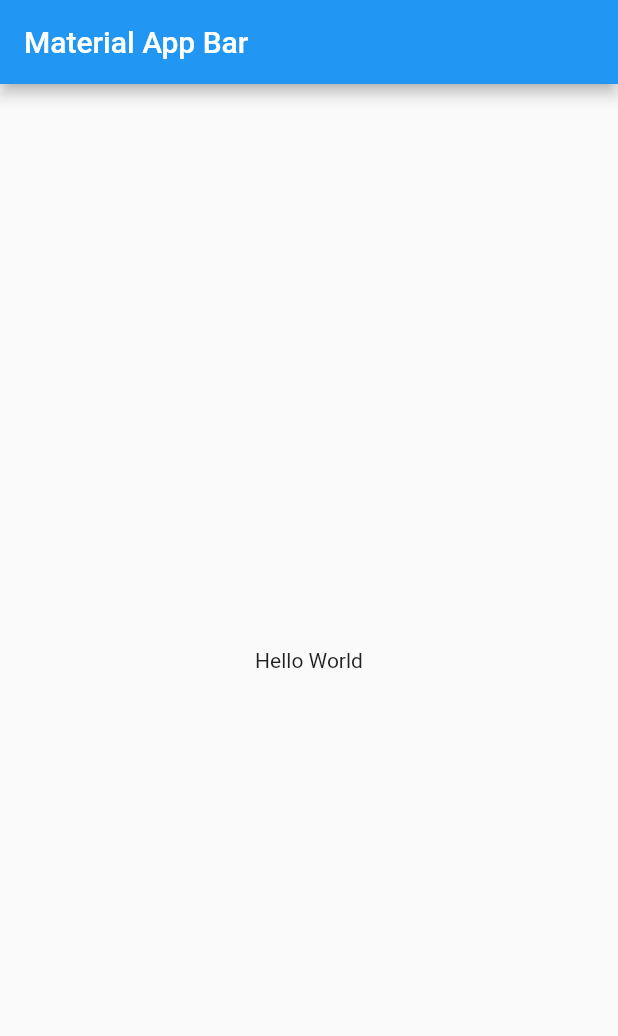
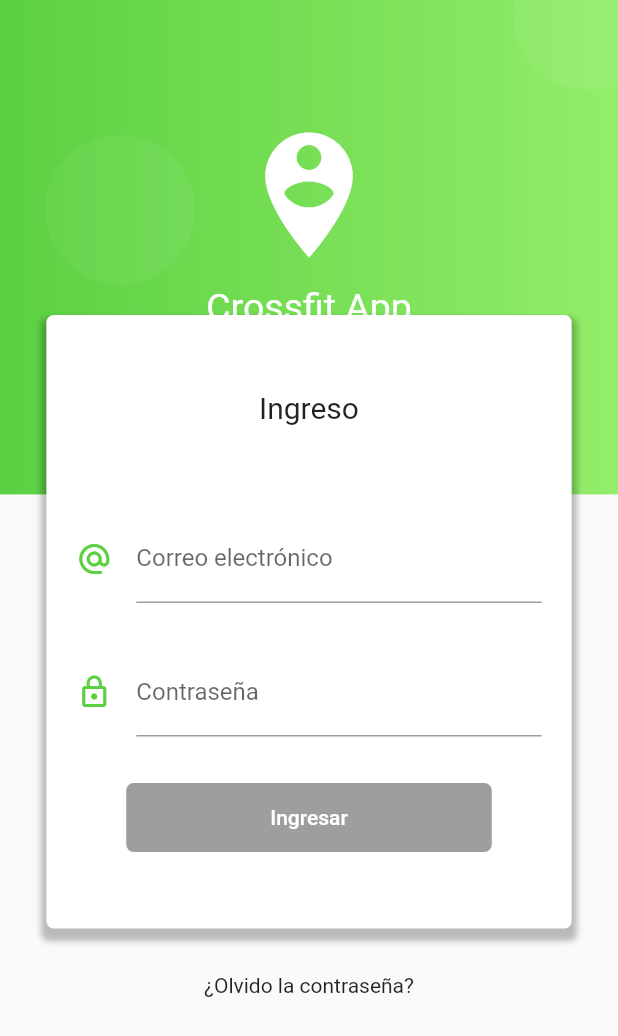
Before and after one commit to cabreu145/Proyecto, a Flutter app: the screen it shows after launch, on a phone screen of 412 x 824 dp. Shown: the top 1036 px of the screen. Run offline on Flutter 3.47's test engine with Material 2 defaults, Android fonts, the phone set to English and light mode, and no system bars; our stand-ins replace rxdart.

Commit message:
login validado

```diff
--- a/formvalidation/lib/main.dart
+++ b/formvalidation/lib/main.dart
@@ -1,22 +1,23 @@
 import 'package:flutter/material.dart';
+import 'package:formvalidation/src/bloc/provider.dart';
+import 'package:formvalidation/src/pages/home_page.dart';
+import 'package:formvalidation/src/pages/login_page.dart';
 
 void main() => runApp(MyApp());
 
 class MyApp extends StatelessWidget {
   @override
   Widget build(BuildContext context) {
-    return MaterialApp(
+    return Provider(
+        child: MaterialApp(
+      debugShowCheckedModeBanner: false,
       title: 'Material App',
-      home: Scaffold(
-        appBar: AppBar(
-          title: Text('Material App Bar'),
-        ),
-        body: Center(
-          child: Container(
-            child: Text('Hello World'),
-          ),
-        ),
-      ),
-    );
+      initialRoute: 'login',
+      routes: {
+        'login': (BuildContext context) => LoginPage(),
+        'home': (BuildContext context) => HomePage(),
+      },
+      theme: ThemeData(primaryColor: Color(4284207170)),
+    ));
   }
 }
--- /dev/null
+++ b/formvalidation/lib/src/bloc/login_bloc.dart
@@ -0,0 +1,30 @@
+import 'dart:async';
+
+import 'package:formvalidation/src/bloc/validators.dart';
+import 'package:rxdart/rxdart.dart';
+
+class LoginBloc with Validators {
+  final _emailController = BehaviorSubject<String>();
+  final _passwordController = BehaviorSubject<String>();
+
+  // Recuperar los datos del Stream
+  Stream<String> get emailStream =>
+      _emailController.stream.transform(validarEmail);
+  Stream<String> get passwordStream =>
+      _passwordController.stream.transform(validarPassword);
+
+  Stream<bool> get formValidStream =>
+      Rx.combineLatest2(emailStream, passwordStream, (e, p) => true);
+  //Insertar Valores al Stream
+  Function(String) get changeEmail => _emailController.sink.add;
+  Function(String) get changePassword => _passwordController.sink.add;
+
+  //obtener el último valor ingresado en los stream
+  String get email => _emailController.value;
+  String get password => _passwordController.value;
+
+  dispose() {
+    _emailController?.close();
+    _passwordController?.close();
+  }
+}
--- /dev/null
+++ b/formvalidation/lib/src/bloc/provider.dart
@@ -0,0 +1,17 @@
+//injerithed widger modificado
+import 'package:flutter/material.dart';
+import 'package:formvalidation/src/bloc/login_bloc.dart';
+export 'package:formvalidation/src/bloc/login_bloc.dart';
+
+class Provider extends InheritedWidget {
+  final loginBloc = LoginBloc();
+
+  Provider({Key key, Widget child}) : super(key: key, child: child);
+
+  @override
+  bool updateShouldNotify(InheritedWidget oldWidget) => true;
+
+  static LoginBloc of(BuildContext context) {
+    return context.dependOnInheritedWidgetOfExactType<Provider>().loginBloc;
+  }
+}
--- /dev/null
+++ b/formvalidation/lib/src/pages/login_page.dart
@@ -0,0 +1,178 @@
+import 'package:flutter/material.dart';
+import 'package:formvalidation/src/bloc/login_bloc.dart';
+import 'package:formvalidation/src/bloc/provider.dart';
+
+class LoginPage extends StatelessWidget {
+  @override
+  Widget build(BuildContext context) {
+    return Scaffold(
+        body: Stack(
+      children: <Widget>[
+        _crearFondo(context),
+        _loginForm(context),
+      ],
+    ));
+  }
+
+  Widget _loginForm(BuildContext context) {
+    final bloc = Provider.of(context);
+    final size = MediaQuery.of(context).size;
+
+    return SingleChildScrollView(
+      child: Column(
+        children: <Widget>[
+          SafeArea(
+            child: Container(
+              height: 180.0,
+            ),
+          ),
+          Container(
+            width: size.width * 0.85,
+            margin: EdgeInsets.symmetric(vertical: 30.0),
+            padding: EdgeInsets.symmetric(vertical: 50.0),
+            decoration: BoxDecoration(
+                color: Colors.white,
+                borderRadius: BorderRadius.circular(5.0),
+                boxShadow: <BoxShadow>[
+                  BoxShadow(
+                      color: Colors.black26,
+                      blurRadius: 3.0,
+                      offset: Offset(0.0, 5.0),
+                      spreadRadius: 3.0)
+                ]),
+            child: Column(
+              children: <Widget>[
+                Text('Ingreso', style: TextStyle(fontSize: 20.0)),
+                SizedBox(height: 60.0),
+                _crearEmail(bloc),
+                SizedBox(height: 30.0),
+                _crearPassword(bloc),
+                SizedBox(height: 30.0),
+                _crearBoton(bloc)
+              ],
+            ),
+          ),
+          Text('¿Olvido la contraseña?'),
+          SizedBox(height: 100.0)
+        ],
+      ),
+    );
+  }
+
+  Widget _crearEmail(LoginBloc bloc) {
+    return StreamBuilder(
+      stream: bloc.emailStream,
+      builder: (BuildContext context, AsyncSnapshot snapshot) {
+        return Container(
+          padding: EdgeInsets.symmetric(horizontal: 20.0),
+          child: TextField(
+            keyboardType: TextInputType.emailAddress,
+            decoration: InputDecoration(
+                icon: Icon(Icons.alternate_email, color: Color(4284207170)),
+                hintText: 'ejemplo@correo.com',
+                labelText: 'Correo electrónico',
+                counterText: snapshot.data,
+                errorText: snapshot.error),
+            onChanged: bloc.changeEmail,
+          ),
+        );
+      },
+    );
+  }
+
+  Widget _crearPassword(LoginBloc bloc) {
+    return StreamBuilder(
+      stream: bloc.passwordStream,
+      builder: (BuildContext context, AsyncSnapshot snapshot) {
+        return Container(
+          padding: EdgeInsets.symmetric(horizontal: 20.0),
+          child: TextField(
+            obscureText: true,
+            decoration: InputDecoration(
+                icon: Icon(Icons.lock_outline, color: Color(4284207170)),
+                labelText: 'Contraseña',
+                counterText: snapshot.data,
+                errorText: snapshot.error),
+            onChanged: bloc.changePassword,
+          ),
+        );
+      },
+    );
+  }
+
+  Widget _crearBoton(LoginBloc bloc) {
+    // formValidStream
+    // snapshot.hasData
+    //  true ? algo si true : algo si false
+
+    return StreamBuilder(
+      stream: bloc.formValidStream,
+      builder: (BuildContext context, AsyncSnapshot snapshot) {
+        return RaisedButton(
+            child: Container(
+              padding: EdgeInsets.symmetric(horizontal: 80.0, vertical: 15.0),
+              child: Text('Ingresar'),
+            ),
+            shape: RoundedRectangleBorder(
+                borderRadius: BorderRadius.circular(5.0)),
+            elevation: 0.0,
+            color: Color(4284207170),
+            textColor: Colors.white,
+            onPressed: snapshot.hasData ? () => _login(bloc, context) : null);
+      },
+    );
+  }
+
+  _login(LoginBloc bloc, BuildContext context) {
+    print('================');
+    print('Email: ${bloc.email}');
+    print('Password: ${bloc.password}');
+    print('================');
+
+    Navigator.pushReplacementNamed(context, 'home');
+  }
+
+  Widget _crearFondo(BuildContext context) {
+    final size = MediaQuery.of(context).size;
+
+    final fondoModaro = Container(
+      height: size.height * 0.4,
+      width: double.infinity,
+      decoration: BoxDecoration(
+          gradient: LinearGradient(colors: <Color>[
+        Color.fromRGBO(91, 208, 66, 1.0),
+        Color.fromRGBO(147, 237, 106, 1.0)
+      ])),
+    );
+
+    final circulo = Container(
+      width: 100.0,
+      height: 100.0,
+      decoration: BoxDecoration(
+          borderRadius: BorderRadius.circular(100.0),
+          color: Color.fromRGBO(255, 255, 255, 0.05)),
+    );
+
+    return Stack(
+      children: <Widget>[
+        fondoModaro,
+        Positioned(top: 90.0, left: 30.0, child: circulo),
+        Positioned(top: -40.0, right: -30.0, child: circulo),
+        Positioned(bottom: -50.0, right: -10.0, child: circulo),
+        Positioned(bottom: 120.0, right: 20.0, child: circulo),
+        Positioned(bottom: -50.0, left: -20.0, child: circulo),
+        Container(
+          padding: EdgeInsets.only(top: 80.0),
+          child: Column(
+            children: <Widget>[
+              Icon(Icons.person_pin_circle, color: Colors.white, size: 100.0),
+              SizedBox(height: 10.0, width: double.infinity),
+              Text('Crossfit App',
+                  style: TextStyle(color: Colors.white, fontSize: 25.0))
+            ],
+          ),
+        )
+      ],
+    );
+  }
+}
```
Also changed, not shown: formvalidation/lib/src/bloc/validators.dart (added, +25 -0 lines), formvalidation/lib/src/pages/home_page.dart (added, +12 -0 lines), formvalidation/lib/src/utilities/constants.dart (added, +24 -0 lines), formvalidation/pubspec.yaml (+9 -3 lines), formvalidation/assets/fonts/Cunia.ttf (added), formvalidation/assets/logos/facebook.jpg (added), formvalidation/assets/logos/google.png (added), formvalidation/pubspec.lock, 1 other file.
